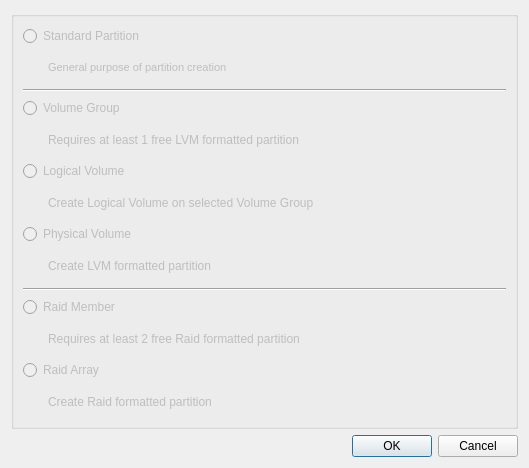
Above: yali/gui/Ui/createdevicewidget.ui from dadas45li/yali before the change. Below: the same form after it.
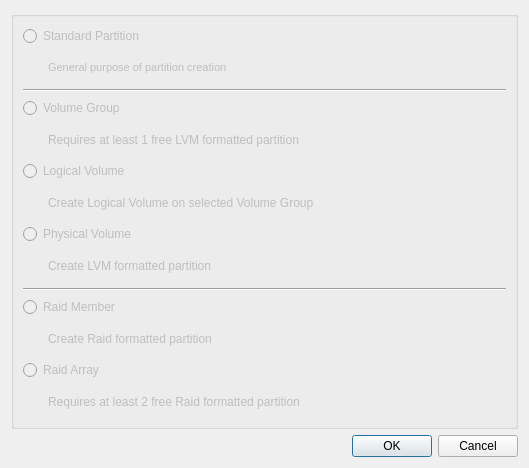
That is the form after the change.

Commit message: Raid Gui now ready to use

What changed in the file:
```diff
--- a/yali/gui/Ui/createdevicewidget.ui
+++ b/yali/gui/Ui/createdevicewidget.ui
@@ -242,12 +242,12 @@
          </spacer>
         </item>
         <item>
-         <widget class="QLabel" name="raidMemberLabel">
+         <widget class="QLabel" name="raidArrayLabel">
           <property name="enabled">
            <bool>false</bool>
           </property>
           <property name="text">
-           <string>Requires at least 2 free Raid formatted partition</string>
+           <string>Create Raid formatted partition</string>
           </property>
          </widget>
         </item>
@@ -282,12 +282,12 @@
          </spacer>
         </item>
         <item>
-         <widget class="QLabel" name="raidArrayLabel">
+         <widget class="QLabel" name="raidMemberLabel">
           <property name="enabled">
            <bool>false</bool>
           </property>
           <property name="text">
-           <string>Create Raid formatted partition</string>
+           <string>Requires at least 2 free Raid formatted partition</string>
           </property>
          </widget>
         </item>
```
The commit also changes 4 other files.
